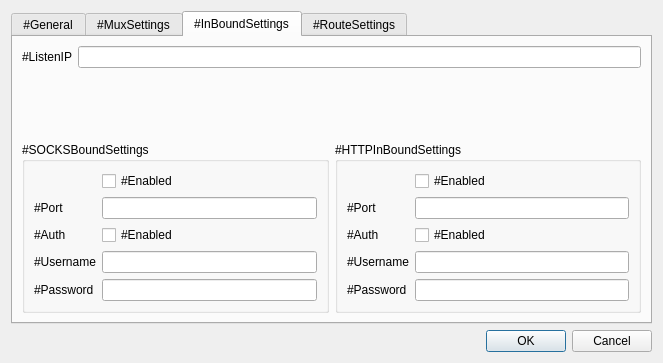
Old version of the form src/w_PrefrencesWindow.ui in the repository darsvador/qvssr.
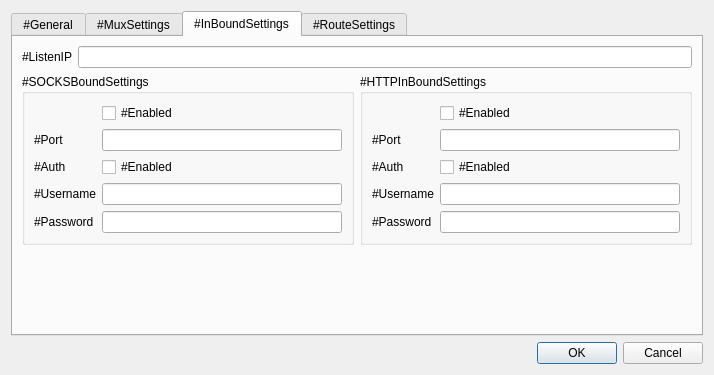
New version of the form. The open tabs and pages were chosen to show the change.

Diff of the .ui file:
```diff
--- a/src/w_PrefrencesWindow.ui
+++ b/src/w_PrefrencesWindow.ui
@@ -6,8 +6,8 @@
    <rect>
     <x>0</x>
     <y>0</y>
-    <width>663</width>
-    <height>363</height>
+    <width>714</width>
+    <height>375</height>
    </rect>
   </property>
   <property name="minimumSize">
@@ -211,7 +211,7 @@
       <attribute name="title">
        <string>#InBoundSettings</string>
       </attribute>
-      <layout class="QVBoxLayout" name="verticalLayout">
+      <layout class="QVBoxLayout" name="verticalLayout" stretch="0,0,1">
        <item>
         <layout class="QFormLayout" name="formLayout_4">
          <item row="0" column="0">
@@ -367,6 +367,19 @@
          </item>
         </layout>
        </item>
+       <item>
+        <spacer name="verticalSpacer">
+         <property name="orientation">
+          <enum>Qt::Vertical</enum>
+         </property>
+         <property name="sizeHint" stdset="0">
+          <size>
+           <width>20</width>
+           <height>40</height>
+          </size>
+         </property>
+        </spacer>
+       </item>
       </layout>
      </widget>
      <widget class="QWidget" name="tab_4">
```
Left out of the diff: 52 changed lines with no effect on the pictures.
